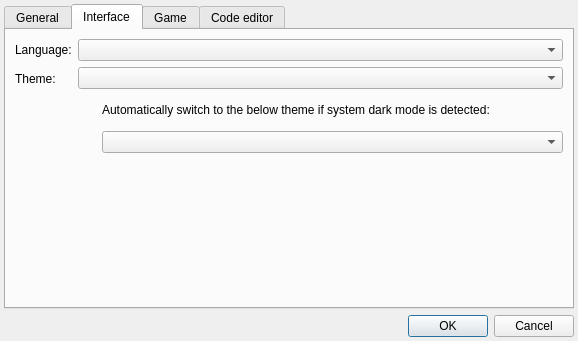
The window that src/settingsdialog.ui (IoeCmcomc/MCDatapacker) describes before a commit, drawn with Qt 5.
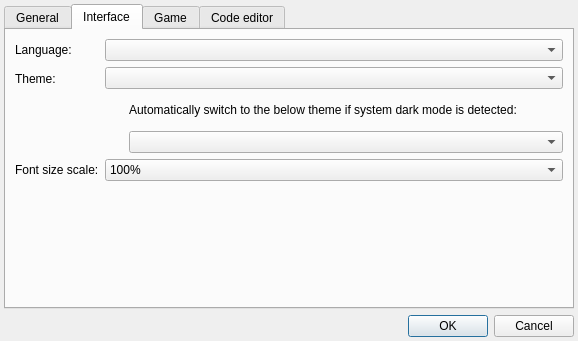
The same window after the commit.

Commit message: [Impl] Add a setting to change app font size scaling

What changed in the file:
```diff
--- a/src/settingsdialog.ui
+++ b/src/settingsdialog.ui
@@ -154,6 +154,32 @@
          </item>
         </layout>
        </item>
+       <item row="2" column="0">
+        <widget class="QLabel" name="label_10">
+         <property name="text">
+          <string>Font size scale:</string>
+         </property>
+        </widget>
+       </item>
+       <item row="2" column="1">
+        <widget class="QComboBox" name="fontScaleCombo">
+         <item>
+          <property name="text">
+           <string>100%</string>
+          </property>
+         </item>
+         <item>
+          <property name="text">
+           <string>125%</string>
+          </property>
+         </item>
+         <item>
+          <property name="text">
+           <string>150%</string>
+          </property>
+         </item>
+        </widget>
+       </item>
       </layout>
      </widget>
      <widget class="QWidget" name="gameTab">
```
The commit also changes 2 other files.
